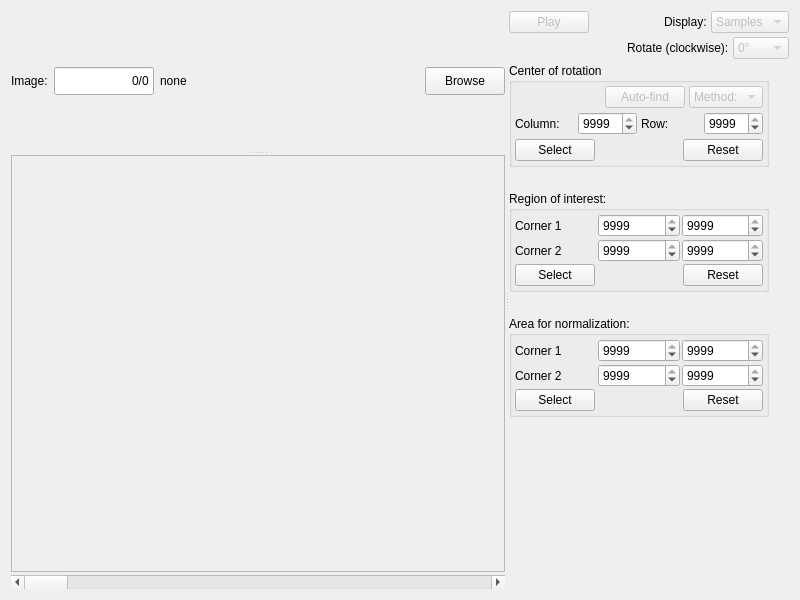
This is MantidQt/CustomInterfaces/inc/MantidQtCustomInterfaces/Tomography/ImageSelectCoRAndRegions.ui in mantidproject/mantid as Qt 5 draws it before an edit. The edited form follows.
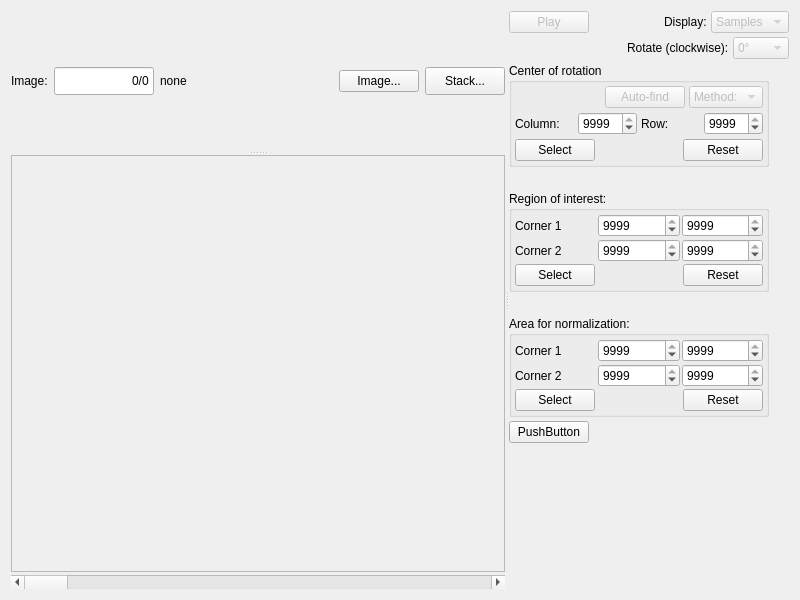
This is the edited form.

Commit message: adding new widgets in ui file, re #16049

The edit to the form file:
```diff
--- a/MantidQt/CustomInterfaces/inc/MantidQtCustomInterfaces/Tomography/ImageSelectCoRAndRegions.ui
+++ b/MantidQt/CustomInterfaces/inc/MantidQtCustomInterfaces/Tomography/ImageSelectCoRAndRegions.ui
@@ -46,6 +46,31 @@
         <property name="sizeConstraint">
          <enum>QLayout::SetMinimumSize</enum>
         </property>
+        <item row="0" column="4">
+         <widget class="QPushButton" name="pushButton_browse_stack">
+          <property name="sizePolicy">
+           <sizepolicy hsizetype="Minimum" vsizetype="Fixed">
+            <horstretch>0</horstretch>
+            <verstretch>0</verstretch>
+           </sizepolicy>
+          </property>
+          <property name="minimumSize">
+           <size>
+            <width>0</width>
+            <height>28</height>
+           </size>
+          </property>
+          <property name="maximumSize">
+           <size>
+            <width>16777215</width>
+            <height>28</height>
+           </size>
+          </property>
+          <property name="text">
+           <string>Stack...</string>
+          </property>
+         </widget>
+        </item>
         <item row="0" column="0">
          <widget class="QLabel" name="label_img_seq">
           <property name="sizePolicy">
@@ -129,26 +154,8 @@
         </item>
         <item row="0" column="3">
          <widget class="QPushButton" name="pushButton_browse_img">
-          <property name="sizePolicy">
-           <sizepolicy hsizetype="Minimum" vsizetype="Fixed">
-            <horstretch>0</horstretch>
-            <verstretch>0</verstretch>
-           </sizepolicy>
-          </property>
-          <property name="minimumSize">
-           <size>
-            <width>0</width>
-            <height>28</height>
-           </size>
-          </property>
-          <property name="maximumSize">
-           <size>
-            <width>16777215</width>
-            <height>28</height>
-           </size>
-          </property>
           <property name="text">
-           <string>Browse</string>
+           <string>Image...</string>
           </property>
          </widget>
         </item>
@@ -527,7 +534,7 @@
          </layout>
         </widget>
        </item>
-       <item row="7" column="0">
+       <item row="8" column="0">
         <spacer name="verticalSpacer">
          <property name="orientation">
           <enum>Qt::Vertical</enum>
@@ -771,6 +778,30 @@
          </item>
         </layout>
        </item>
+       <item row="7" column="0">
+        <layout class="QHBoxLayout" name="horizontalLayout_7">
+         <item>
+          <widget class="QPushButton" name="pushButton">
+           <property name="text">
+            <string>PushButton</string>
+           </property>
+          </widget>
+         </item>
+         <item>
+          <spacer name="horizontalSpacer_7">
+           <property name="orientation">
+            <enum>Qt::Horizontal</enum>
+           </property>
+           <property name="sizeHint" stdset="0">
+            <size>
+             <width>40</width>
+             <height>20</height>
+            </size>
+           </property>
+          </spacer>
+         </item>
+        </layout>
+       </item>
       </layout>
      </widget>
     </widget>
```
Left out of the diff: 84 changed lines with no effect on the pictures. The commit also changes 1 other file.
